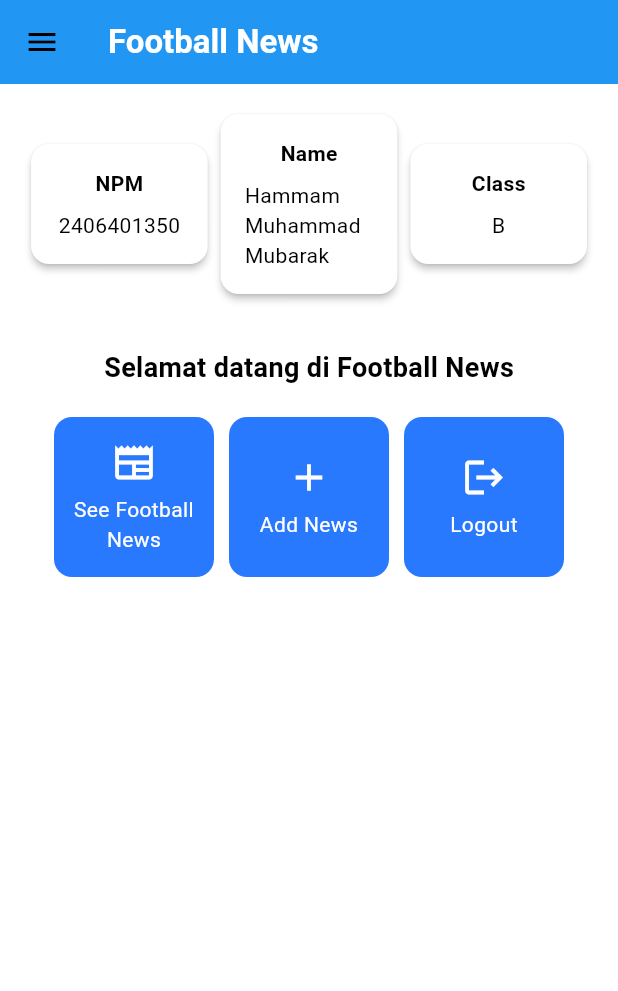
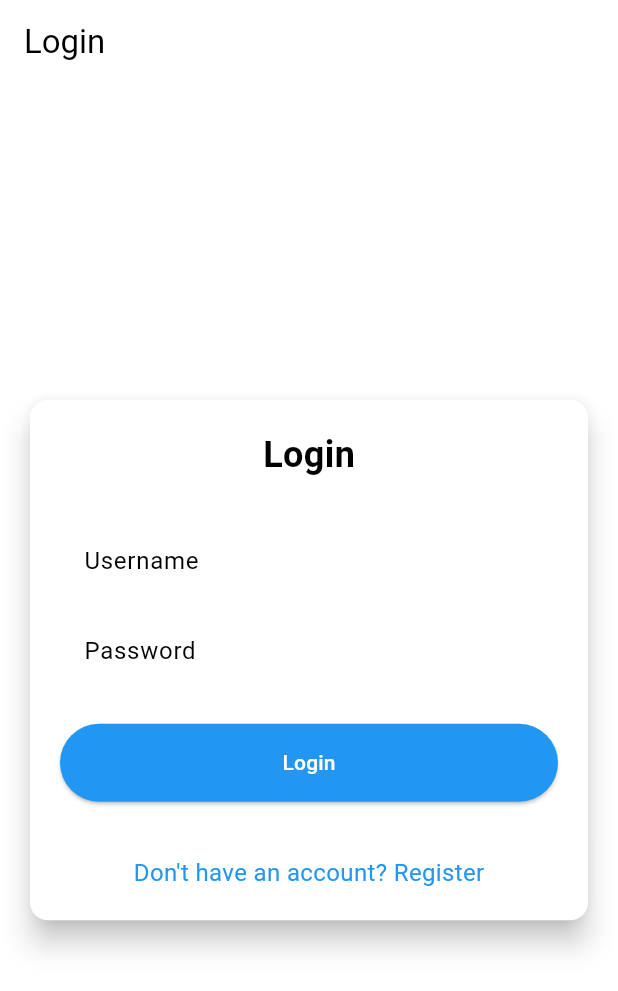
Before and after one commit to MRapricot1/football-news-mobile, a Flutter app: the screen it shows after launch, on a phone screen of 412 x 824 dp. Shown: the top 991 px of the screen. Run offline on Flutter 3.47's test engine with Material 3 defaults, Android fonts, the phone set to English and light mode, and no system bars; missing offline and left inert: pbp_django_auth.

Commit message:
tutor 8 belum selesai

```diff
--- a/lib/main.dart
+++ b/lib/main.dart
@@ -1,5 +1,7 @@
 import 'package:flutter/material.dart';
-import 'package:football_news/screens/menu.dart';
+import 'package:football_news/screens/login.dart';
+import 'package:pbp_django_auth/pbp_django_auth.dart';
+import 'package:provider/provider.dart';
 
 
 void main() {
@@ -9,15 +11,37 @@ void main() {
 class MyApp extends StatelessWidget {
   const MyApp({super.key});
 
+  // This widget is the root of your application.
   @override
   Widget build(BuildContext context) {
-    return MaterialApp(
-      title: 'Football News',
-      theme: ThemeData(
-        colorScheme: ColorScheme.fromSwatch(primarySwatch: Colors.blue)
-            .copyWith(secondary: Colors.blueAccent[400]),
+    return Provider(
+      create: (_) {
+        CookieRequest request = CookieRequest();
+        return request;
+      },
+      child: MaterialApp(
+        title: 'Football News',
+        theme: ThemeData(
+          // This is the theme of your application.
+          //
+          // TRY THIS: Try running your application with "flutter run". You'll see
+          // the application has a purple toolbar. Then, without quitting the app,
+          // try changing the seedColor in the colorScheme below to Colors.green
+          // and then invoke "hot reload" (save your changes or press the "hot
+          // reload" button in a Flutter-supported IDE, or press "r" if you used
+          // the command line to start the app).
+          //
+          // Notice that the counter didn't reset back to zero; the application
+          // state is not lost during the reload. To reset the state, use hot
+          // restart instead.
+          //
+          // This works for code too, not just values: Most code changes can be
+          // tested with just a hot reload.
+            colorScheme: ColorScheme.fromSwatch(primarySwatch: Colors.blue)
+          .copyWith(secondary: Colors.blueAccent[400]),
+        ),
+        home: const LoginPage()
       ),
-      home: MyHomePage(),
     );
   }
 }
--- /dev/null
+++ b/lib/screens/login.dart
@@ -0,0 +1,183 @@
+import 'package:football_news/screens/menu.dart';
+import 'package:flutter/material.dart';
+import 'package:pbp_django_auth/pbp_django_auth.dart';
+import 'package:provider/provider.dart';
+import 'package:football_news/screens/register.dart';
+
+void main() {
+  runApp(const LoginApp());
+}
+
+
+
+class LoginApp extends StatelessWidget {
+  const LoginApp({super.key});
+
+  @override
+  Widget build(BuildContext context) {
+    return MaterialApp(
+      title: 'Login',
+      theme: ThemeData(
+        useMaterial3: true,
+        colorScheme: ColorScheme.fromSwatch(primarySwatch: Colors.blue)
+          .copyWith(secondary: Colors.blueAccent[400]),
+      ),
+      home: const LoginPage(),
+    );
+  }
+}
+
+class LoginPage extends StatefulWidget {
+  const LoginPage({super.key});
+
+  @override
+  State<LoginPage> createState() => _LoginPageState();
+}
+
+class _LoginPageState extends State<LoginPage> {
+  final TextEditingController _usernameController = TextEditingController();
+  final TextEditingController _passwordController = TextEditingController();
+
+  @override
+  Widget build(BuildContext context) {
+    final request = context.watch<CookieRequest>();
+
+    return Scaffold(
+        appBar: AppBar(
+            title: const Text('Login'),
+        ),
+        body: Center(
+            child: SingleChildScrollView(
+              padding: const EdgeInsets.all(16.0),
+              child: Card(
+                elevation: 8,
+                shape: RoundedRectangleBorder(
+                  borderRadius: BorderRadius.circular(12.0),
+                ),
+            child: Padding(
+              padding: const EdgeInsets.all(20.0),
+              child: Column(
+                mainAxisSize: MainAxisSize.min,
+                children: [
+                  const Text(
+                    'Login',
+                    style: TextStyle(
+                      fontSize: 24.0,
+                      fontWeight: FontWeight.bold,
+                    ),
+                  ),
+                  const SizedBox(height: 30.0),
+                  TextField(
+                    controller: _usernameController,
+                    decoration: const InputDecoration(
+                      labelText: 'Username',
+                      hintText: 'Enter your username',
+                      border: OutlineInputBorder(
+                        borderRadius: BorderRadius.all(Radius.circular(12.0)),
+                      ),
+                      contentPadding:
+                          EdgeInsets.symmetric(horizontal: 12.0, vertical: 8.0),
+                    ),
+                  ),
+                  const SizedBox(height: 12.0),
+                  TextField(
+                    controller: _passwordController,
+                    decoration: const InputDecoration(
+                      labelText: 'Password',
+                      hintText: 'Enter your password',
+                      border: OutlineInputBorder(
+                        borderRadius: BorderRadius.all(Radius.circular(12.0)),
+                      ),
+                      contentPadding:
+                          EdgeInsets.symmetric(horizontal: 12.0, vertical: 8.0),
+                    ),
+                    obscureText: true,
+                  ),
+                  const SizedBox(height: 24.0),
+                  ElevatedButton(
+                    onPressed: () async {
+                      String username = _usernameController.text;
+                      String password = _passwordController.text;
+
+                      // Check credentials
+                      // TODO: Change the URL and don't forget to add trailing slash (/) at the end of URL!
+                      // To connect Android emulator with Django on localhost, use URL http://10.0.2.2/
+                      // If you using chrome,  use URL http://localhost:8000
+                      final response = await request
+                          .login("http://localhost:8000/auth/login/", {
+                        'username': username,
+                        'password': password,
+                      });
+
+                      if (request.loggedIn) {
+                        String message = response['message'];
+                        String uname = response['username'];
+                        if (context.mounted) {
+                          Navigator.pushReplacement(
+                            context,
+                            MaterialPageRoute(
+                                builder: (context) => MyHomePage()),
+                          );
+                          ScaffoldMessenger.of(context)
+                            ..hideCurrentSnackBar()
+                            ..showSnackBar(
+                              SnackBar(
+                                  content:
+                                      Text("$message Welcome, $uname.")),
+                            );
+                        }
+                      } else {
+                        if (context.mounted) {
+                          showDialog(
+                            context: context,
+                            builder: (context) => AlertDialog(
+                              title: const Text('Login Failed'),
+                              content: Text(response['message']),
+                              actions: [
+                                TextButton(
+                                  child: const Text('OK'),
+                                  onPressed: () {
+                                    Navigator.pop(context);
+                                  },
+                                ),
+                              ],
+                            ),
+                          );
+                        }
+                      }
+                    },
+                    style: ElevatedButton.styleFrom(
+                      foregroundColor: Colors.white,
+                      minimumSize: Size(double.infinity, 50),
+                      backgroundColor: Theme.of(context).colorScheme.primary,
+                      padding: const EdgeInsets.symmetric(vertical: 16.0),
+                    ),
+                    child: const Text('Login'),
+                  ),
+                  const SizedBox(height: 36.0),
+                  GestureDetector(
+                    onTap: () {
+                      Navigator.push(
+                        context,
+                        MaterialPageRoute(
+                          builder: (context) => const RegisterPage(),
+                        ),
+                      );
+                    },
+                    child: Text(
+                      'Don\'t have an account? Register',
+                      style: TextStyle(
+                        color: Theme.of(context).colorScheme.primary,
+                        fontSize: 16.0,
+                      ),
+                    ),
+                  ),
+                ],
+              ),
+            ),
+          ),
+        ),
+      ),
+    );
+  }
+}
--- a/lib/screens/menu.dart
+++ b/lib/screens/menu.dart
@@ -5,9 +5,9 @@ import 'package:football_news/screens/newslist_form.dart';
 class MyHomePage extends StatelessWidget {
   MyHomePage({super.key});
 
-  final String nama = "Hammam Muhammad Mubarak";
-  final String npm = "2406401350";
-  final String kelas = "B";
+  final String nama = "Theo Samuel";
+  final String npm = "2406496366";
+  final String kelas = "A";
 
   final List<ItemHomepage> items = [
     ItemHomepage("See Football News", Icons.newspaper),
--- a/pubspec.yaml
+++ b/pubspec.yaml
@@ -34,6 +34,9 @@ dependencies:
   # The following adds the Cupertino Icons font to your application.
   # Use with the CupertinoIcons class for iOS style icons.
   cupertino_icons: ^1.0.8
+  provider: ^6.1.5+1
+  pbp_django_auth: ^0.4.0
+  http: ^1.6.0
 
 dev_dependencies:
   flutter_test:
```
Also changed, not shown: lib/models/news_entry.dart (added, +57 -0 lines), lib/screens/register.dart (added, +166 -0 lines), lib/screens/news_entry_list.dart (added), lib/widgets/news_entry_card.dart (added), pubspec.lock, 2 other files.
